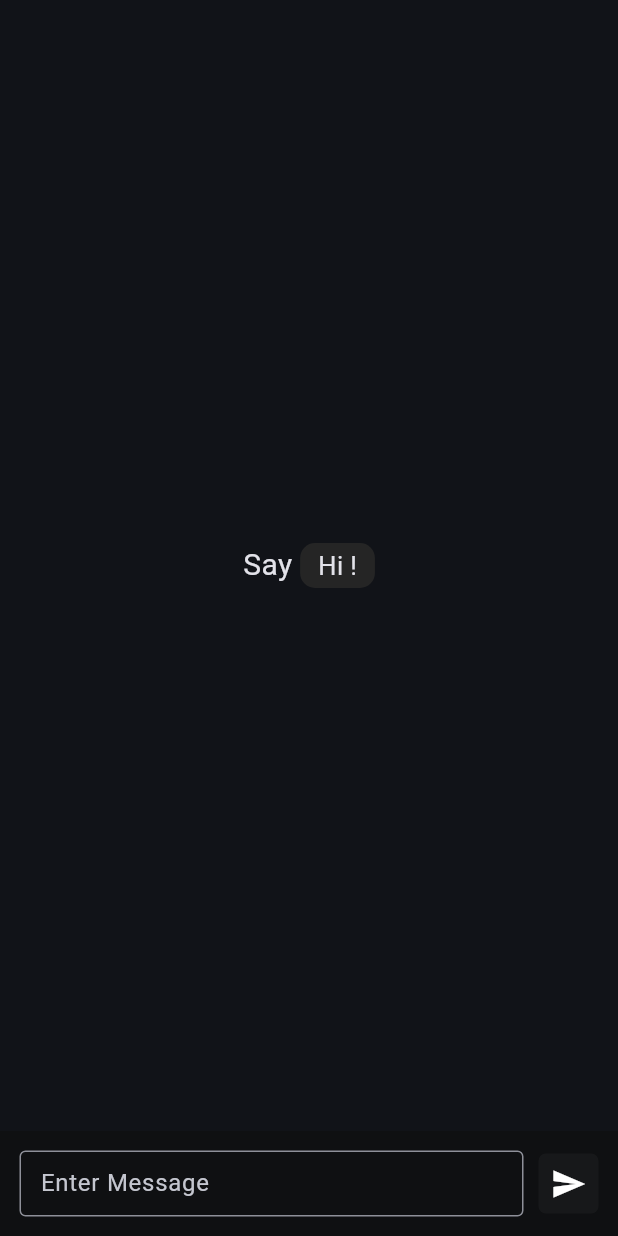
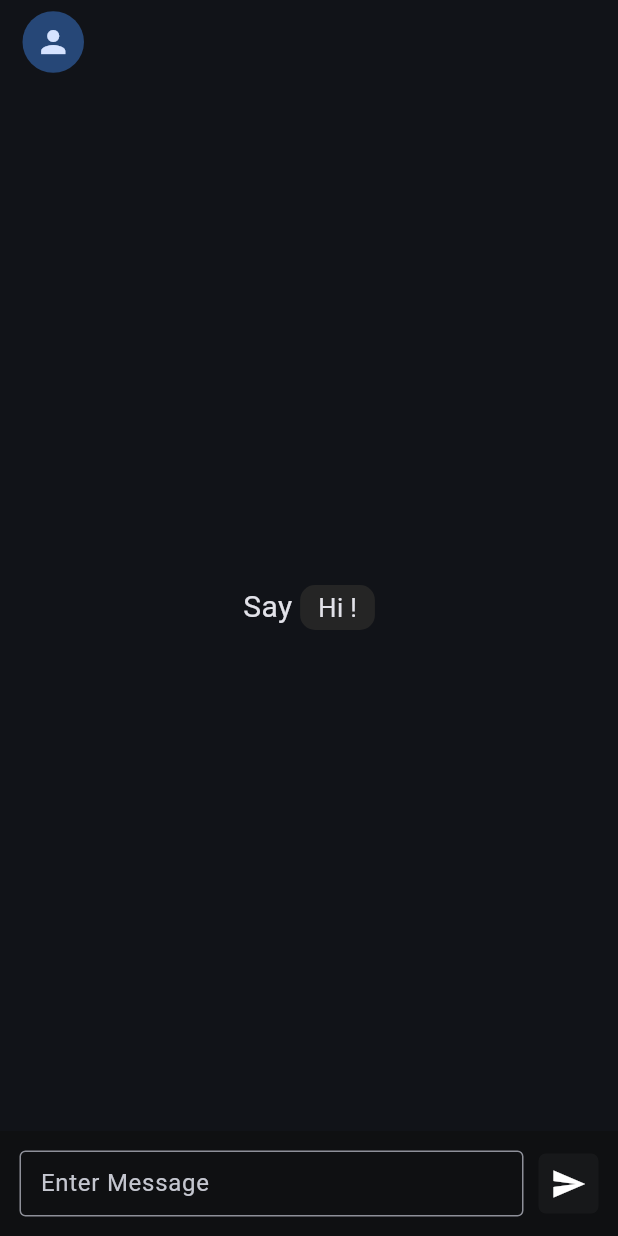
Before and after one commit to vrndv/Minty, a Flutter app: the ChatPage screen opened directly with empty values, on a phone screen of 412 x 824 dp. Run offline on Flutter 3.47's test engine with Material 3 defaults, Android fonts, the phone set to English and light mode, and no system bars; our stand-ins replace cloud_firestore, firebase_auth, firebase_core, rive; missing offline and left inert: keyboard_visibility_pro; accounts and stored records are empty.

Commit message:
feat: add AppBar with receiver's username and avatar in ChatPage

```diff
--- a/lib/screen/views/pages/chat.dart
+++ b/lib/screen/views/pages/chat.dart
@@ -97,6 +97,13 @@ class _ChatPageState extends State<ChatPage> {
       valueListenable: currentTheme,
       builder: (context, value, child) {
         return Scaffold(
+          appBar: AppBar(
+           leading: Padding(
+             padding: const EdgeInsets.only(left: 15,top: 1,bottom: 1),
+             child: CircleAvatar(child: Icon(Icons.person),),
+           ),
+           title: Text(widget.receiverUsername),
+          ),
           body: SafeArea(
             child: Column(
               children: [
```
